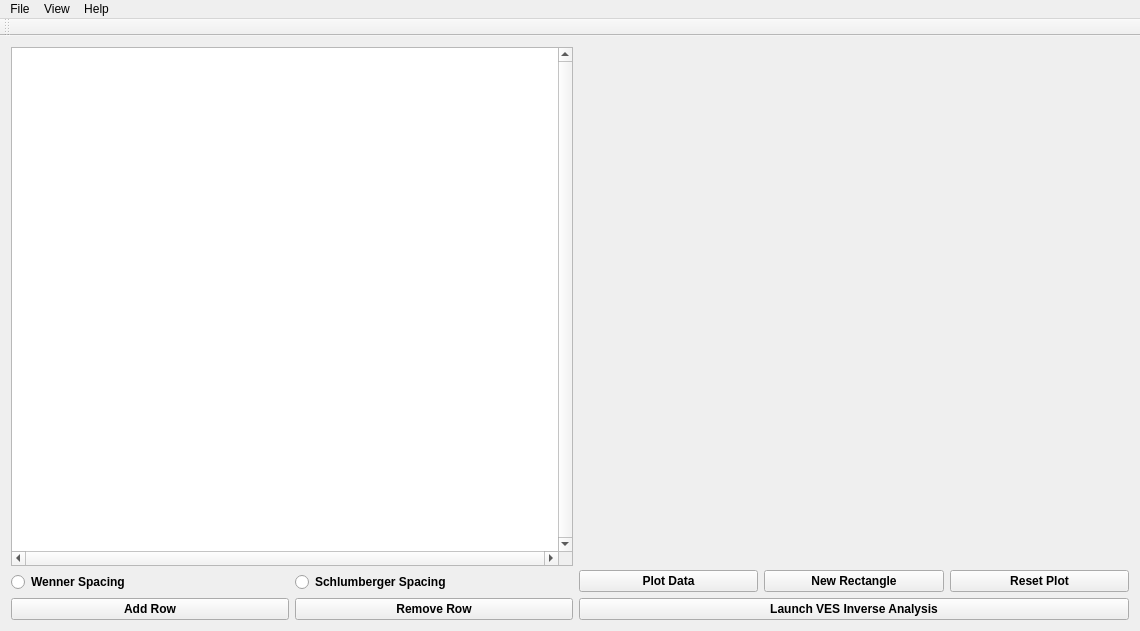
First picture: the form in ves/templates/mainwindow.ui, repository ajoros/ves_ajoros, before the edit.
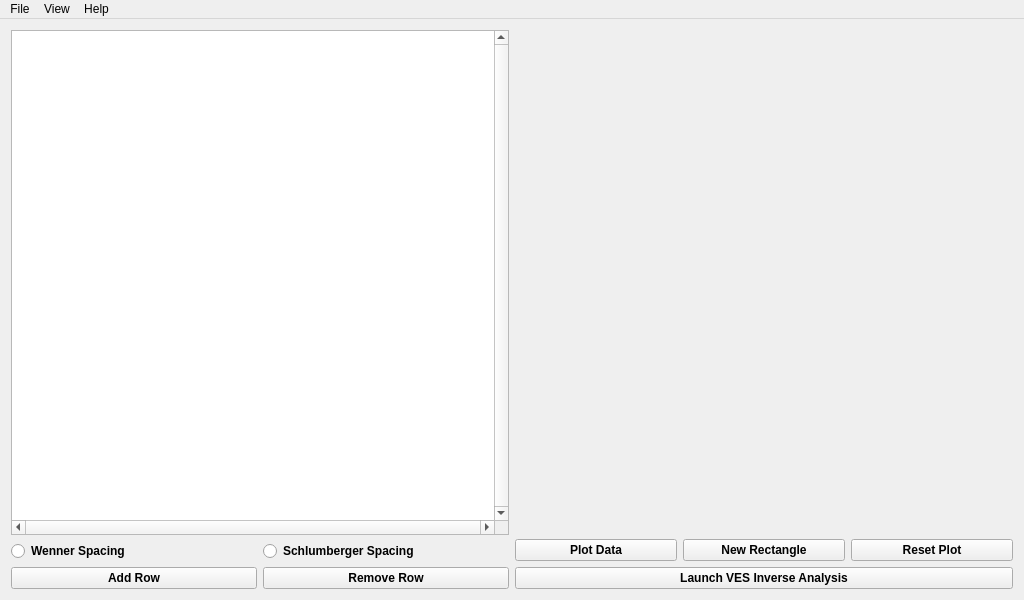
Second picture: the form after the edit.

Commit message: Working on weird sizing issue with InteractivePlot within the QMainWindow grid layout, consider removing toolbar anyways

Patch:
```diff
--- a/ves/templates/mainwindow.ui
+++ b/ves/templates/mainwindow.ui
@@ -6,8 +6,8 @@
    <rect>
     <x>0</x>
     <y>0</y>
-    <width>1140</width>
-    <height>631</height>
+    <width>1024</width>
+    <height>600</height>
    </rect>
   </property>
   <property name="sizePolicy">
@@ -16,6 +16,12 @@
     <verstretch>0</verstretch>
    </sizepolicy>
   </property>
+  <property name="minimumSize">
+   <size>
+    <width>512</width>
+    <height>300</height>
+   </size>
+  </property>
   <property name="windowTitle">
    <string>Depth to Water for Water4</string>
   </property>
@@ -32,20 +38,24 @@
      <bold>true</bold>
     </font>
    </property>
-   <layout class="QGridLayout" name="gridLayout_4">
+   <layout class="QGridLayout" name="gridLayout_2">
     <item row="0" column="0">
-     <layout class="QGridLayout" name="gridLayout_3">
-      <item row="0" column="0">
-       <layout class="QVBoxLayout" name="verticalLayout">
+     <layout class="QVBoxLayout" name="verticalLayout_4">
         <item>
          <widget class="QTableView" name="tableViewWidget">
           <property name="enabled">
            <bool>true</bool>
           </property>
+        <property name="sizePolicy">
+         <sizepolicy hsizetype="Expanding" vsizetype="Expanding">
+          <horstretch>0</horstretch>
+          <verstretch>0</verstretch>
+         </sizepolicy>
+        </property>
           <property name="minimumSize">
            <size>
-            <width>550</width>
-            <height>500</height>
+          <width>100</width>
+          <height>100</height>
            </size>
           </property>
           <property name="font">
@@ -75,6 +85,12 @@
          <layout class="QGridLayout" name="gridLayout">
           <item row="0" column="0">
            <widget class="QRadioButton" name="wennerRadioButton">
+          <property name="sizePolicy">
+           <sizepolicy hsizetype="Expanding" vsizetype="Fixed">
+            <horstretch>0</horstretch>
+            <verstretch>0</verstretch>
+           </sizepolicy>
+          </property>
             <property name="toolTip">
              <string>Use the Wenner Spacing in calculating depth to water</string>
             </property>
@@ -85,6 +101,12 @@
           </item>
           <item row="0" column="1">
            <widget class="QRadioButton" name="schlumbergerRadioButton">
+          <property name="sizePolicy">
+           <sizepolicy hsizetype="Expanding" vsizetype="Fixed">
+            <horstretch>0</horstretch>
+            <verstretch>0</verstretch>
+           </sizepolicy>
+          </property>
             <property name="toolTip">
              <string>Use the Schlumberger Spacing in calculating depth to water</string>
             </property>
@@ -95,6 +117,12 @@
           </item>
           <item row="1" column="0">
            <widget class="QPushButton" name="addRowButton">
+          <property name="sizePolicy">
+           <sizepolicy hsizetype="Expanding" vsizetype="Fixed">
+            <horstretch>0</horstretch>
+            <verstretch>0</verstretch>
+           </sizepolicy>
+          </property>
             <property name="toolTip">
              <string>Add a row to the input table</string>
             </property>
@@ -105,6 +133,12 @@
           </item>
           <item row="1" column="1">
            <widget class="QPushButton" name="removeRowButton">
+          <property name="sizePolicy">
+           <sizepolicy hsizetype="Expanding" vsizetype="Fixed">
+            <horstretch>0</horstretch>
+            <verstretch>0</verstretch>
+           </sizepolicy>
+          </property>
             <property name="toolTip">
              <string>Remove a row from the input table</string>
             </property>
@@ -118,38 +152,8 @@
        </layout>
       </item>
       <item row="0" column="1">
-       <layout class="QGridLayout" name="gridLayout_2">
-        <item row="2" column="2">
-         <widget class="QPushButton" name="plotButton">
-          <property name="toolTip">
-           <string>Plot the data from the input table</string>
-          </property>
-          <property name="text">
-           <string>Reset Plot</string>
-          </property>
-         </widget>
-        </item>
-        <item row="2" column="1">
-         <widget class="QPushButton" name="newRectangleButton">
-          <property name="toolTip">
-           <string>Freeze the current rectangle and add a new rectangle to the plot</string>
-          </property>
-          <property name="text">
-           <string>New Rectangle</string>
-          </property>
-         </widget>
-        </item>
-        <item row="2" column="0">
-         <widget class="QPushButton" name="computeButton">
-          <property name="toolTip">
-           <string>Plot the input table</string>
-          </property>
-          <property name="text">
-           <string>Plot Data</string>
-          </property>
-         </widget>
-        </item>
-        <item row="0" column="0" colspan="3">
+     <layout class="QVBoxLayout" name="verticalLayout_5">
+      <item>
          <widget class="QWidget" name="figureViewWidget" native="true">
           <property name="sizePolicy">
            <sizepolicy hsizetype="Expanding" vsizetype="Expanding">
@@ -159,8 +163,8 @@
           </property>
           <property name="minimumSize">
            <size>
-            <width>550</width>
-            <height>500</height>
+          <width>100</width>
+          <height>100</height>
            </size>
           </property>
           <property name="mouseTracking">
@@ -172,11 +176,94 @@
           <property name="toolTipDuration">
            <number>-1</number>
           </property>
-          <layout class="QVBoxLayout" name="mplvl"/>
-         </widget>
-        </item>
-        <item row="3" column="0" colspan="3">
+        <layout class="QVBoxLayout" name="mplvl">
+         <property name="sizeConstraint">
+          <enum>QLayout::SetNoConstraint</enum>
+         </property>
+         <property name="leftMargin">
+          <number>0</number>
+         </property>
+         <property name="topMargin">
+          <number>0</number>
+         </property>
+         <property name="rightMargin">
+          <number>0</number>
+         </property>
+         <property name="bottomMargin">
+          <number>0</number>
+         </property>
+        </layout>
+        <zorder>verticalLayoutWidget</zorder>
+       </widget>
+      </item>
+      <item>
+       <layout class="QVBoxLayout" name="verticalLayout">
+        <item>
+         <layout class="QHBoxLayout" name="horizontalLayout">
+          <item>
+           <widget class="QPushButton" name="computeButton">
+            <property name="sizePolicy">
+             <sizepolicy hsizetype="Expanding" vsizetype="Fixed">
+              <horstretch>0</horstretch>
+              <verstretch>0</verstretch>
+             </sizepolicy>
+            </property>
+            <property name="toolTip">
+             <string>Plot the input table</string>
+            </property>
+            <property name="text">
+             <string>Plot Data</string>
+            </property>
+           </widget>
+          </item>
+          <item>
+           <widget class="QPushButton" name="newRectangleButton">
+            <property name="sizePolicy">
+             <sizepolicy hsizetype="Expanding" vsizetype="Fixed">
+              <horstretch>0</horstretch>
+              <verstretch>0</verstretch>
+             </sizepolicy>
+            </property>
+            <property name="toolTip">
+             <string>Freeze the current rectangle and add a new rectangle to the plot</string>
+            </property>
+            <property name="text">
+             <string>New Rectangle</string>
+            </property>
+           </widget>
+          </item>
+          <item>
+           <widget class="QPushButton" name="plotButton">
+            <property name="sizePolicy">
+             <sizepolicy hsizetype="Expanding" vsizetype="Fixed">
+              <horstretch>0</horstretch>
+              <verstretch>0</verstretch>
+             </sizepolicy>
+            </property>
+            <property name="toolTip">
+             <string>Plot the data from the input table</string>
+            </property>
+            <property name="text">
+             <string>Reset Plot</string>
+            </property>
+           </widget>
+          </item>
+         </layout>
+        </item>
+        <item>
          <widget class="QPushButton" name="launchAnalysisButton">
+          <property name="sizePolicy">
+           <sizepolicy hsizetype="Expanding" vsizetype="Fixed">
+            <horstretch>0</horstretch>
+            <verstretch>0</verstretch>
+           </sizepolicy>
+          </property>
+          <property name="minimumSize">
+           <size>
+            <width>1</width>
+            <height>0</height>
+           </size>
+          </property>
           <property name="toolTip">
            <string>Launch the MonteCarlo VES inverse analysis once satisfied with current results</string>
           </property>
@@ -190,24 +277,27 @@
      </layout>
     </item>
    </layout>
-  </widget>
-  <widget class="QToolBar" name="mainToolBar">
-   <attribute name="toolBarArea">
-    <enum>TopToolBarArea</enum>
-   </attribute>
-   <attribute name="toolBarBreak">
-    <bool>false</bool>
-   </attribute>
+   <zorder></zorder>
+   <zorder>checkBox</zorder>
+   <zorder>pushButton</zorder>
+   <zorder>figureViewWidget</zorder>
+   <zorder>figureViewWidget</zorder>
   </widget>
   <widget class="QMenuBar" name="menuBar">
    <property name="geometry">
     <rect>
      <x>0</x>
      <y>0</y>
-     <width>1140</width>
+     <width>1024</width>
      <height>22</height>
     </rect>
    </property>
+   <property name="sizePolicy">
+    <sizepolicy hsizetype="Expanding" vsizetype="Minimum">
+     <horstretch>0</horstretch>
+     <verstretch>0</verstretch>
+    </sizepolicy>
+   </property>
    <widget class="QMenu" name="menuFile">
     <property name="title">
      <string>File</string>
```
Lines whose indentation alone changed are shown as unchanged. The commit also changes 1 other file.
